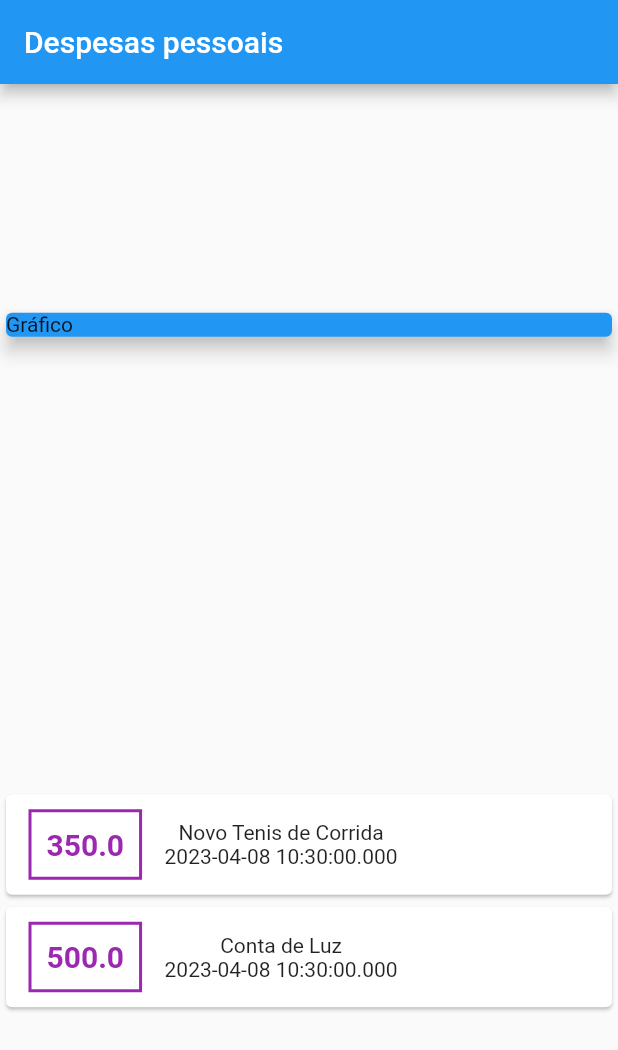
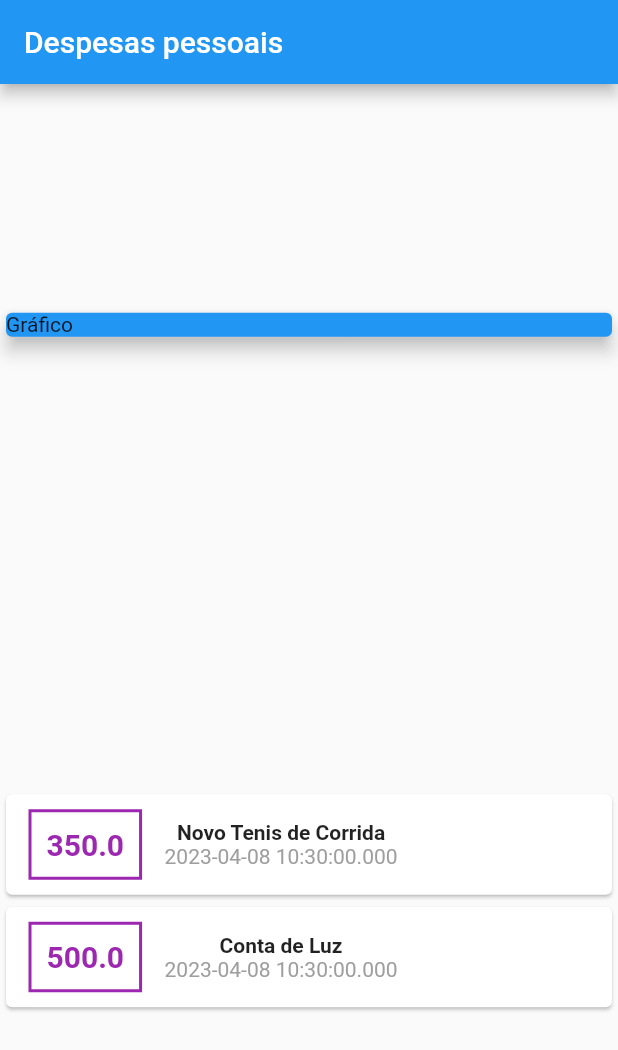
Before and after one commit to LucasMLara/ExpensesAppFlutter, a Flutter app: the screen it shows after launch, on a phone screen of 412 x 824 dp. Shown: the top 1050 px of the screen. Run offline on Flutter 3.47's test engine with Material 2 defaults, Android fonts, the phone set to English and light mode, and no system bars.

Commit message:
desafio1

```diff
--- a/lib/main.dart
+++ b/lib/main.dart
@@ -67,7 +67,16 @@ class MyHomePage extends StatelessWidget {
                             ),
                           ),
                           Column(
-                            children: [Text(e.title), Text(e.date.toString())],
+                            children: [
+                              Text(
+                                e.title,
+                                style: TextStyle(fontWeight: FontWeight.bold),
+                              ),
+                              Text(
+                                e.date.toString(),
+                                style: TextStyle(color: Colors.grey),
+                              )
+                            ],
                           )
                         ],
                       ),
```
